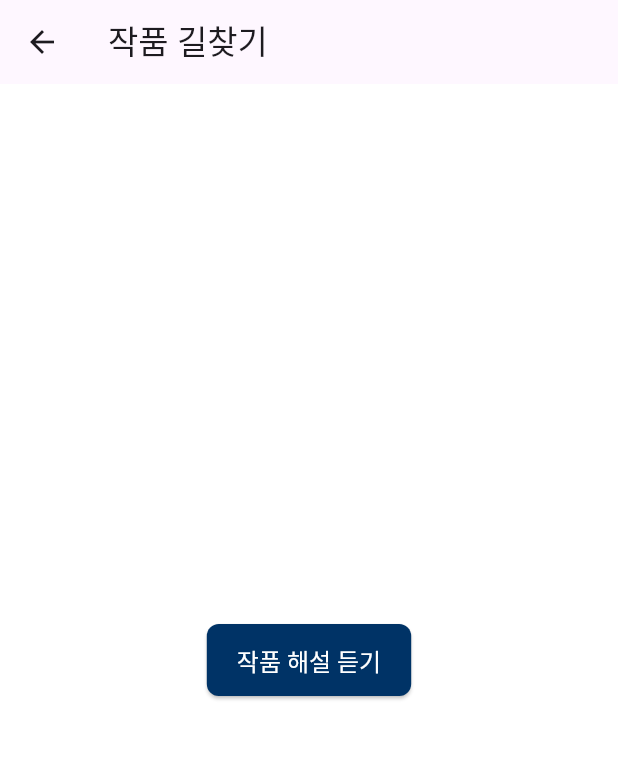
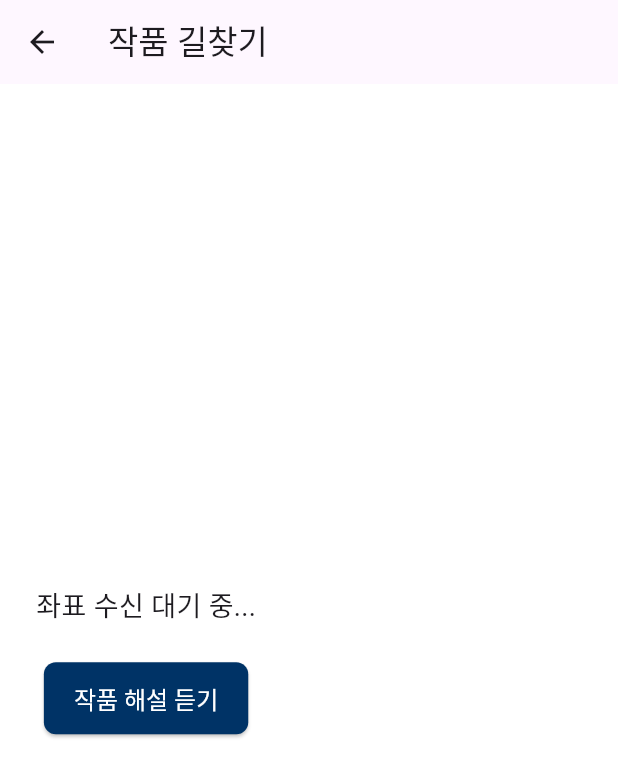
Before and after one commit to snuscsr/for_all, a Flutter app: the ExplanationScreen screen opened by its route, after a tap on "다음 작품 보러가기", on a phone screen of 412 x 824 dp. Shown: the top 777 px of the screen. Run offline on Flutter 3.47's test engine with Material 3 defaults, Android fonts, the phone set to English and light mode, and no system bars; our stand-ins replace audioplayers, flutter_blue_plus, permission_handler, vibration.

Commit message:
BT debug screen 구성

```diff
--- a/for_all1/lib/screens/explanation_screen.dart
+++ b/for_all1/lib/screens/explanation_screen.dart
@@ -148,8 +148,23 @@
         child: Column(
           children: [
             Expanded(
-              child: ListView(
-                children: selectedOptions.map((option) {
+            child: ListView(
+              children: [
+                // 🔹 작품 설명 맨 위에 추가
+                Card(
+                  color: Colors.grey[100],
+                  margin: const EdgeInsets.only(bottom: 16),
+                  child: Padding(
+                    padding: const EdgeInsets.all(16),
+                    child: Text(
+                      artwork.description,
+                      style: const TextStyle(fontSize: 16),
+                    ),
+                  ),
+                ),
+
+                // 🔹 이어서 옵션 카드들
+                ...selectedOptions.map((option) {
                   final content = artwork.details[option] ?? '정보 없음';
                   return Card(
                     margin: const EdgeInsets.symmetric(vertical: 8),
@@ -166,8 +181,10 @@
                     ),
                   );
                 }).toList(),
-              ),
+              ],
             ),
+          ),
+
             const SizedBox(height: 20),
             Column(
               children: [
--- a/for_all1/lib/screens/navigate_screen.dart
+++ b/for_all1/lib/screens/navigate_screen.dart
@@ -1,56 +1,179 @@
+import 'dart:convert';
 import 'package:flutter/material.dart';
+import 'package:flutter_blue_plus/flutter_blue_plus.dart';
+import 'package:audioplayers/audioplayers.dart';
 import 'package:provider/provider.dart';
-import 'package:audioplayers/audioplayers.dart';
+import 'package:vibration/vibration.dart';
 import '../providers/tour_state.dart';
+import 'package:permission_handler/permission_handler.dart';
 
-class NavigateScreen extends StatefulWidget{
+class NavigateScreen extends StatefulWidget {
   const NavigateScreen({super.key});
 
   @override
   State<NavigateScreen> createState() => _NavigateScreenState();
 }
 
-class _NavigateScreenState extends State<NavigateScreen>{
+class _NavigateScreenState extends State<NavigateScreen> {
   final AudioPlayer player = AudioPlayer();
+  BluetoothDevice? device;
+  BluetoothCharacteristic? notifyChar;
+
+  // 도착 위치 기준 좌표 (예시)
+  final targetX = 2.43;
+  final targetY = -0.28;
+  final tolerance = 0.2; // 도착 판단 거리 오차범위
+
+  double? currentX;
+  double? currentY;
+  double? currentZ;
+
 
   @override
-  void initState(){
+  void initState() {
     super.initState();
+    requestBluetoothPermissions().then((_) {
+      startBluetooth();      // 권한 받은 뒤에 스캔 시작
+      playNavigationAudio(); // 기존 오디오 재생도 포함
+    });
+  }
 
-    Future.delayed(Duration.zero, (){
+  void triggerVibration() async {
+  if (await Vibration.hasVibrator() ?? false) {
+    Vibration.vibrate();
+  }
+}
+
+  Future<void> requestBluetoothPermissions() async {
+    Map<Permission, PermissionStatus> statuses = await [
+      Permission.bluetoothScan,
+      Permission.bluetoothConnect,
+      Permission.location, // 일부 BLE 기기에서는 여전히 필요함
+    ].request();
+
+    // 디버깅용 로그
+    for (var entry in statuses.entries) {
+      print('${entry.key}: ${entry.value}');
+    }
+  }
+
+  void playNavigationAudio() {
     final tourState = Provider.of<TourState>(context, listen: false);
     final curindex = tourState.currentArtworkIndex;
     final preindex = tourState.previousArtworkIndex;
     final entry = tourState.entryPoint;
 
     String audioPath;
-      if (entry == 1) {
-        audioPath = 'audio/routes/$preindex$curindex.mp3';
-      } else if (entry == 2) {
+    if (entry == 1 || entry == 2) {
       audioPath = 'audio/routes/$preindex$curindex.mp3';
     } else {
-        audioPath = 'audio/routes/9$curindex.mp3'; //시작지점에서 날아가는거임
+      audioPath = 'audio/routes/9$curindex.mp3';
     }
     player.play(AssetSource(audioPath));
+  }
+
+  Future<void> startBluetooth() async {
+    // 1. 스캔 시작
+    FlutterBluePlus.startScan(timeout: const Duration(seconds: 4));
+
+    // 2. 원하는 장치 찾기 (예: 이름이 'UWB'인 장치)
+    FlutterBluePlus.scanResults.listen((results) async {
+      for (ScanResult r in results) {
+        if (r.device.name.contains('UWB')) {
+          await FlutterBluePlus.stopScan();
+          device = r.device;
+          await device!.connect();
+
+          // 3. 서비스 & 특성 탐색
+          final services = await device!.discoverServices();
+          for (var service in services) {
+            for (var characteristic in service.characteristics) {
+              if (characteristic.properties.notify) {
+                notifyChar = characteristic;
+                await notifyChar!.setNotifyValue(true);
+                notifyChar!.value.listen(handleData);
+                break;
+              }
+            }
+          }
+          break;
+        }
+      }
     });
   }
+
+  void handleData(List<int> data) {
+    try {
+      final line = utf8.decode(data);
+      if (!line.contains("Position:")) return;
+      final pos = parsePosition(line);
+      if (pos != null) {
+        setState(() {
+          currentX = pos['x'];
+          currentY = pos['y'];
+          currentZ = pos['z'];
+        });
+
+        final dx = (pos['x']! - targetX).abs();
+        final dy = (pos['y']! - targetY).abs();
+
+        if (dx < tolerance && dy < tolerance) {
+          triggerVibration();
+          player.play(AssetSource("audio/arrived.mp3")); // 도착 알림 음성
+        }
+      }
+    } catch (e) {
+      print("Data error: $e");
+    }
+  }
+
+  Map<String, double>? parsePosition(String line) {
+    try {
+      final data = line.split('Position:').last.trim();
+      final parts = data.split(',');
+      if (parts.length < 6) return null;
+      return {
+        'x': double.parse(parts[3]),
+        'y': double.parse(parts[4]),
+        'z': double.parse(parts[5]),
+      };
+    } catch (e) {
+      return null;
+    }
+  }
+
   @override
-  void dispose(){
+  void dispose() {
     player.dispose();
+    notifyChar?.setNotifyValue(false);
+    device?.disconnect();
     super.dispose();
   }
 
   @override
-  Widget build(BuildContext context){
+  Widget build(BuildContext context) {
     return Scaffold(
       appBar: AppBar(title: const Text('작품 길찾기')),
-      body: Center(
-        child: ElevatedButton(
+      body: Padding(
+      padding: const EdgeInsets.all(24.0),
+      child: Column(
+          mainAxisAlignment: MainAxisAlignment.center,
+          children: [
+            Text(
+              currentX != null
+                  ? '현재 좌표: x=${currentX!.toStringAsFixed(2)}, y=${currentY!.toStringAsFixed(2)}, z=${currentZ!.toStringAsFixed(2)}'
+                  : '좌표 수신 대기 중...',
+              style: const TextStyle(fontSize: 18),
+            ),
+            const SizedBox(height: 24),
+            ElevatedButton(
               onPressed: () {
                 Navigator.pushNamed(context, '/explanation');
               },
               child: const Text('작품 해설 듣기'),
             ),
+          ],
+        ),
       ),
     );
   }
--- a/for_all1/pubspec.yaml
+++ b/for_all1/pubspec.yaml
@@ -9,8 +9,8 @@
 
 dependencies:
   flutter_blue_plus: ^1.30.4
-
-  flutter_vibrate: ^1.3.0 # (선택사항, 진동용)
+  permission_handler: ^11.0.1
+  vibration: ^1.8.4
   flutter:
     sdk: flutter
 
```
Also changed, not shown: for_all1/pubspec.lock, 4 other files. Lines whose indentation alone changed are shown as unchanged.
